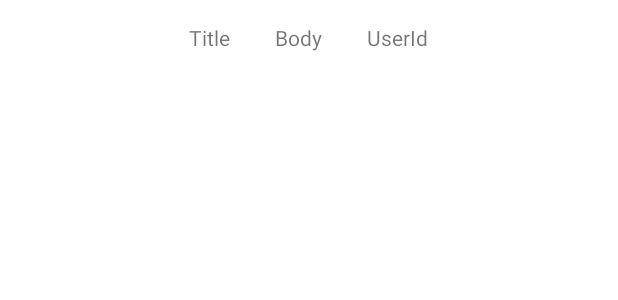
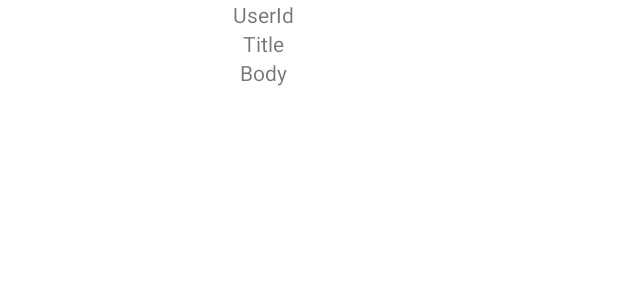
Before and after one commit to MichaelJahns/fo-AndroidBuild, an Android app: the layout post_row.xml on its own in the app's theme, with its tools: preview values and no code run, on a phone screen of 412 x 824 dp. Shown: the top 300 px of the screen. Run offline under Robolectric (Android 15) with nearby library versions, the phone set to English and light mode, and no system bars.

```diff
--- /dev/null
+++ b/app/src/main/res/drawable/box.xml
@@ -0,0 +1,4 @@
+<?xml version="1.0" encoding="utf-8"?>
+<shape xmlns:android="http://schemas.android.com/apk/res/android">
+
+</shape>
--- /dev/null
+++ b/app/src/main/res/drawable/circular_shape.xml
@@ -0,0 +1,5 @@
+<?xml version="1.0" encoding="utf-8"?>
+<shape xmlns:android="http://schemas.android.com/apk/res/android" android:shape="oval">
+    <solid android:color="@color/white"/>
+    <stroke android:width="3dp" android:color="@color/off_white"/>
+</shape>
--- a/app/src/main/res/layout/post_row.xml
+++ b/app/src/main/res/layout/post_row.xml
@@ -1,31 +1,38 @@
 <?xml version="1.0" encoding="utf-8"?>
 <androidx.constraintlayout.widget.ConstraintLayout
     xmlns:android="http://schemas.android.com/apk/res/android"
+    xmlns:app="http://schemas.android.com/apk/res-auto"
     android:layout_width="match_parent"
     android:layout_height="wrap_content">
 
     <LinearLayout
         android:layout_width="match_parent"
-        android:layout_height="match_parent"
+        android:layout_height="wrap_content"
         android:gravity="center"
         android:minHeight="50dp"
-        android:orientation="horizontal">
+        android:orientation="vertical"
+        app:layout_constraintStart_toStartOf="parent"
+        app:layout_constraintTop_toTopOf="parent">
+
+        <TextView
+            android:id="@+id/tvPostUserId"
+            android:layout_width="wrap_content"
+            android:layout_height="wrap_content"
+            android:layout_marginEnd="30dp"
+            android:text="@string/post_userId" />
+
         <TextView
             android:id="@+id/tvPostTitle"
             android:layout_width="wrap_content"
             android:layout_height="wrap_content"
             android:layout_marginEnd="30dp"
-            android:text="@string/post_title"/>
+            android:text="@string/post_title" />
+
         <TextView
             android:id="@+id/tvPostBody"
             android:layout_width="wrap_content"
             android:layout_height="wrap_content"
             android:layout_marginEnd="30dp"
-            android:text="@string/post_body"/>
-        <TextView
-            android:id="@+id/tvPostUserId"
-            android:layout_width="wrap_content"
-            android:layout_height="wrap_content"
-            android:text="@string/post_userId"/>
+            android:text="@string/post_body" />
     </LinearLayout>
 </androidx.constraintlayout.widget.ConstraintLayout>
```
